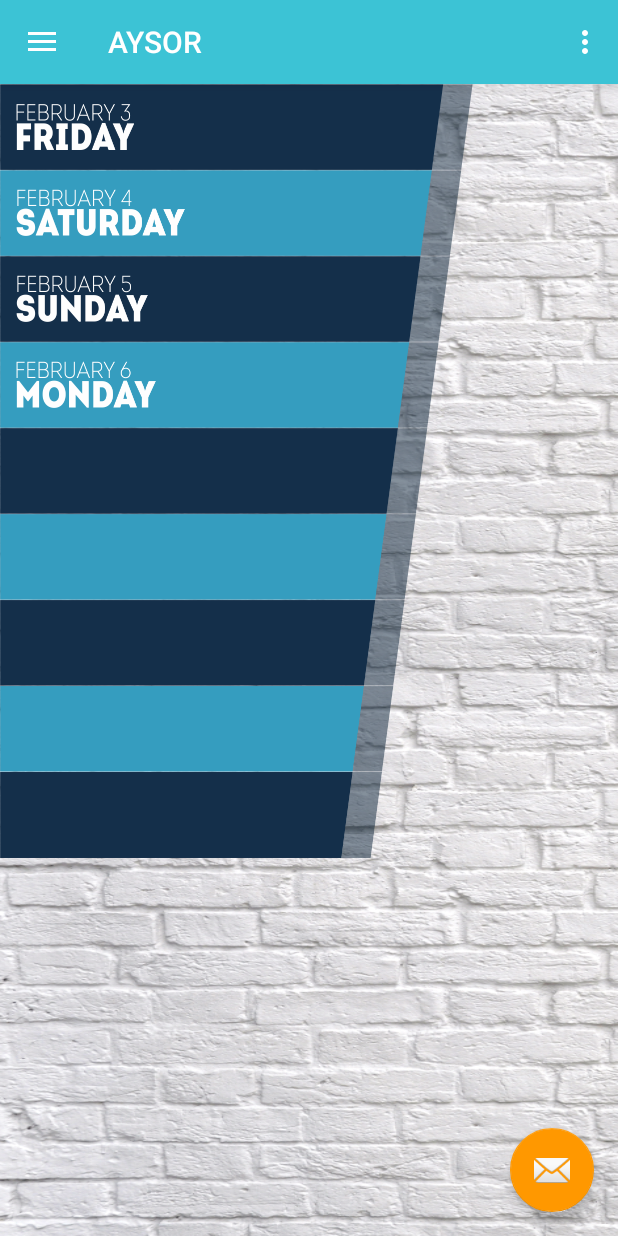
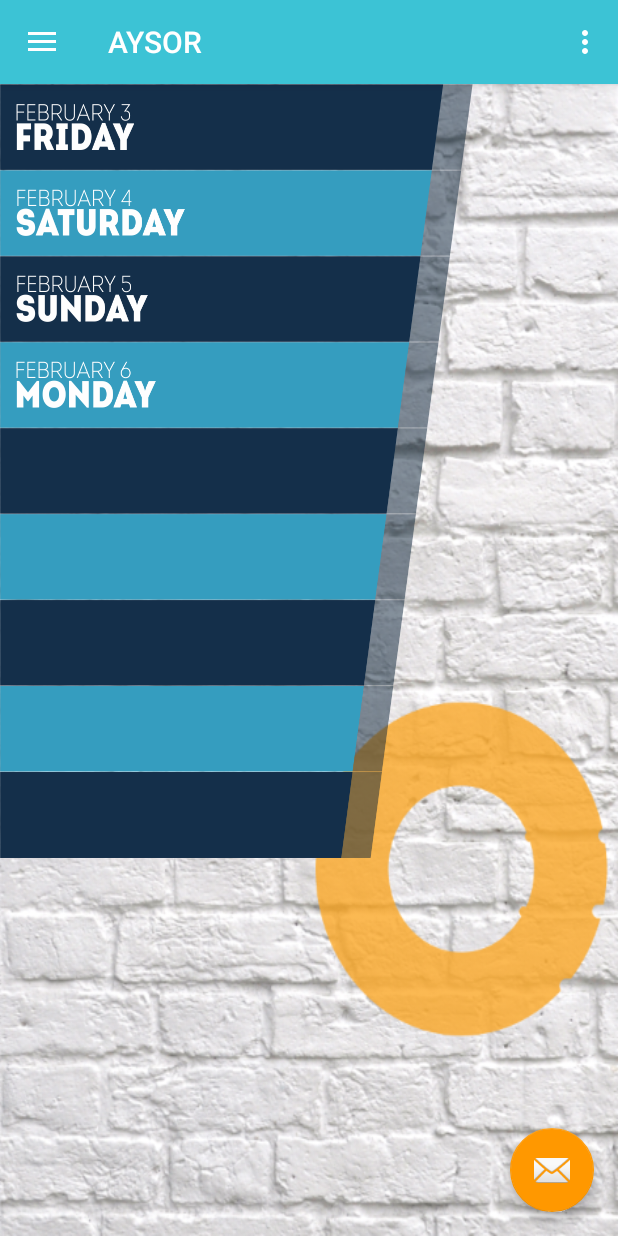
Before and after one commit to MarkHovsepyan/EYP-AYSOR-android-app, an Android app: the screen it shows after launch (MainActivity), in the side drawer, after a tap on "Schedule", on a phone screen of 412 x 824 dp. Run offline under Robolectric (Android 15) with nearby library versions, the phone set to English and light mode, and no system bars.

Commit message:
background fix

```diff
--- a/app/src/main/res/layout/fragment_schedule.xml
+++ b/app/src/main/res/layout/fragment_schedule.xml
@@ -2,6 +2,7 @@
     xmlns:tools="http://schemas.android.com/tools"
     android:layout_width="fill_parent"
     android:layout_height="match_parent"
+    android:background="@drawable/back_schedule"
     tools:context="com.aysoreyp.aysor.fragments.CommiteesFragment">
 
     <RelativeLayout
```
